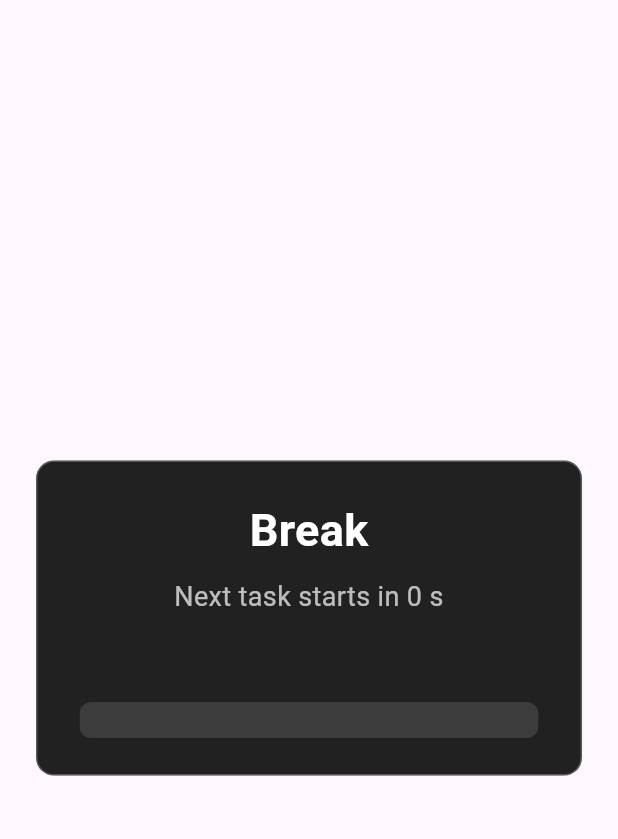
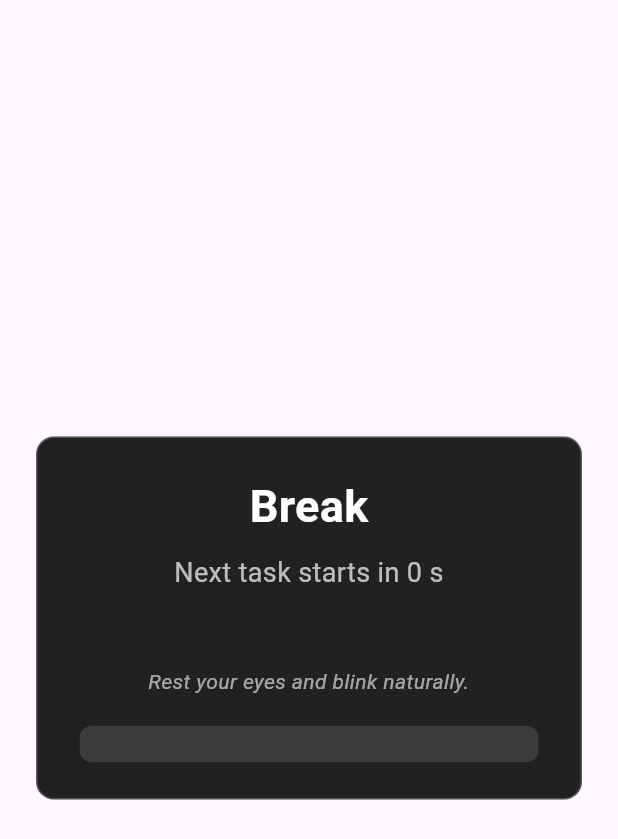
Before and after one commit to whyal/eye_gaze_biometric, a Flutter app: the _InterTaskBreakOverlay widget shown alone on an empty page, opened directly with empty values, on a phone screen of 412 x 824 dp. Shown: the top 839 px of the screen. Run offline on Flutter 3.47's test engine with Material 3 defaults, Android fonts, the phone set to English and light mode, and no system bars; our stand-ins replace device_info_plus, package_info_plus.

Commit message:
fix: lengthen inter-task breaks and reduce smooth pursuit duration

```diff
--- a/lib/main.dart
+++ b/lib/main.dart
@@ -231,9 +231,9 @@ class _GazeDemoScreenState extends State<GazeDemoScreen> {
   static const _settleMs = 500;
   static const _recordWindowMs = 1200;
   static const _fixationRounds = 1;
-  static const _interTaskBreakMs = 5000;
+  static const _interTaskBreakMs = 12000;
   static const _pursuitInstructionMs = 2000;
-  static const _pursuitMotionMs = 28000;
+  static const _pursuitMotionMs = 16000;
   static const _pursuitPeriodMs = 4000;
   static const _pursuitRadiusNorm = 0.28;
   static const _pursuitCenterNorm = Offset(0.5, 0.5);
@@ -669,6 +669,14 @@ class _GazeDemoScreenState extends State<GazeDemoScreen> {
       _interTaskBreakProgress = 0;
     });
 
+    GazeJsonlLogger.instance.logEvent(
+      event: 'break_start',
+      payload: {
+        'next_task': nextTaskLabel.toLowerCase(),
+        'duration_sec': _interTaskBreakMs / 1000.0,
+      },
+    );
+
     final stopwatch = Stopwatch()..start();
     while (!_disposed && stopwatch.elapsedMilliseconds < _interTaskBreakMs) {
       final elapsedMs = stopwatch.elapsedMilliseconds;
@@ -682,6 +690,12 @@ class _GazeDemoScreenState extends State<GazeDemoScreen> {
     }
 
     if (_disposed) return;
+
+    GazeJsonlLogger.instance.logEvent(
+      event: 'break_end',
+      payload: {'next_task': nextTaskLabel.toLowerCase()},
+    );
+
     setState(() {
       _interTaskBreakRunning = false;
       _interTaskBreakRemaining = 0;
@@ -918,6 +932,16 @@ class _InterTaskBreakOverlay extends StatelessWidget {
                   fontWeight: FontWeight.w600,
                 ),
               ),
+              const SizedBox(height: 12),
+              const Text(
+                'Rest your eyes and blink naturally.',
+                style: TextStyle(
+                  color: Colors.white60,
+                  fontSize: 14,
+                  fontStyle: FontStyle.italic,
+                ),
+                textAlign: TextAlign.center,
+              ),
               const SizedBox(height: 20),
               ClipRRect(
                 borderRadius: BorderRadius.circular(8),
```
